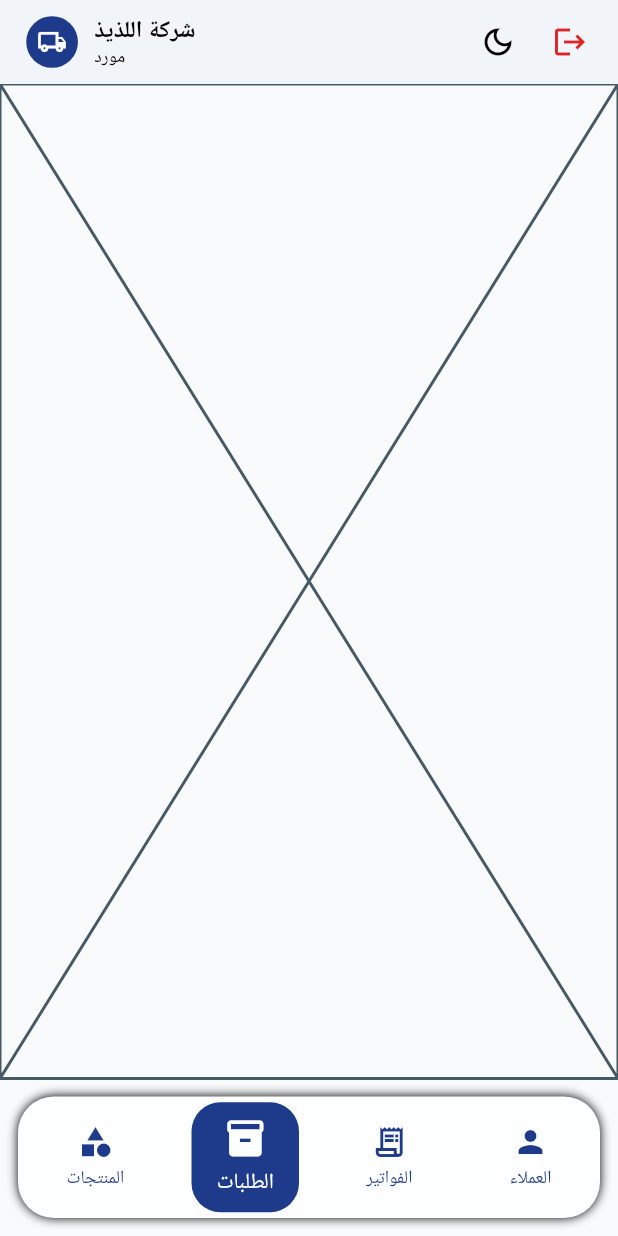
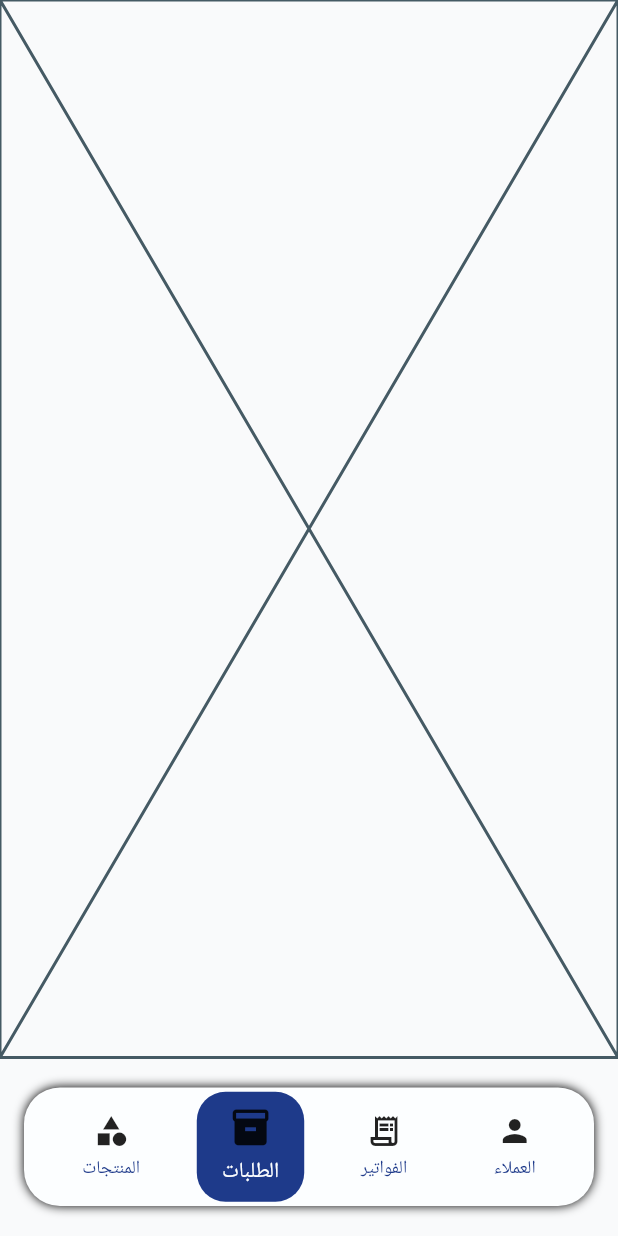
Before and after one commit to adnan-helali1/b2b, a Flutter app: the SupplierLayout screen opened by its route, item 2 of the bottom bar chosen, on a phone screen of 412 x 824 dp. Run offline on Flutter 3.47's test engine with Material 3 defaults, Android fonts, the phone set to English and light mode, and no system bars; our stand-ins replace equatable, flutter_bloc, flutter_screenutil, flutter_secure_storage, shared_preferences; accounts and stored records are empty; Roboto replaces fonts that are missing (cairo).

Commit message:
delete app title bar refactor b2b appbar edit names upgrade super nav bar to appnavbar

```diff
--- a/lib/core/routing/app_router.dart
+++ b/lib/core/routing/app_router.dart
@@ -1,8 +1,8 @@
 import 'package:b2b/core/routing/routes.dart';
 import 'package:b2b/modules/auth/ui/screens/create_account.dart';
 import 'package:b2b/modules/auth/ui/screens/login_Screen.dart';
-import 'package:b2b/modules/super/features/home/ui/screens/main_layout.dart';
-import 'package:b2b/core/widgets/snakBar/snak_cubit.dart';
+import 'package:b2b/modules/super/features/main_layout.dart';
+import 'package:b2b/core/widgets/snakBar/app_buttom_nav_cubit.dart';
 import 'package:b2b/modules/super/features/orders/ui/screens/super_order_screen.dart';
 import 'package:b2b/modules/supplier/features/home/ui/widgets/supplier_bottom_bar/supplier_bar_cubit.dart';
 import 'package:b2b/modules/supplier/features/supplier_layout.dart';
@@ -24,7 +24,7 @@ class AppRouter {
       case Routes.supplierHomeScreen:
         return MaterialPageRoute(
           builder: (_) => BlocProvider(
-            create: (_) => SupplierBarCubit(),
+            create: (_) => BottomNavCubit(),
             child: const SupplierLayout(),
           ),
         );
--- a/lib/core/widgets/b2b_app_bar.dart
+++ b/lib/core/widgets/b2b_app_bar.dart
@@ -5,8 +5,7 @@ import 'package:flutter/material.dart';
 import 'package:flutter_bloc/flutter_bloc.dart';
 import 'package:flutter_screenutil/flutter_screenutil.dart';
 
-class B2bAppBar extends StatelessWidget
-    implements PreferredSizeWidget {
+class B2bAppBar extends StatelessWidget implements PreferredSizeWidget {
   final String title;
   final String subtitle;
   final IconData icon;
@@ -19,8 +18,7 @@ class B2bAppBar extends StatelessWidget
   });
 
   @override
-  Size get preferredSize =>
-      const Size.fromHeight(kToolbarHeight);
+  Size get preferredSize => const Size.fromHeight(kToolbarHeight);
 
   @override
   Widget build(BuildContext context) {
@@ -41,11 +39,7 @@ class B2bAppBar extends StatelessWidget
               color: cs.primary,
               shape: BoxShape.circle,
             ),
-            child: Icon(
-              icon,
-              color: cs.onPrimary,
-              size: 20,
-            ),
+            child: Icon(icon, color: cs.onPrimary, size: 20),
           ),
           horizontalSpace(10),
           Column(
@@ -53,15 +47,11 @@ class B2bAppBar extends StatelessWidget
             children: [
               Text(
                 title,
-                style: TextStyles.font18Bold.copyWith(
-                  color: cs.onSurface,
-                ),
+                style: TextStyles.font18Bold.copyWith(color: cs.onSurface),
               ),
               Text(
                 subtitle,
-                style: TextStyles.font14.copyWith(
-                  color: cs.onSurfaceVariant,
-                ),
+                style: TextStyles.font14.copyWith(color: cs.onSurfaceVariant),
               ),
             ],
           ),
@@ -84,7 +74,7 @@ class B2bAppBar extends StatelessWidget
           icon: Icon(Icons.logout, color: cs.error),
           onPressed: () {},
         ),
-        const SizedBox(width: 8),
+        horizontalSpace(8.w),
       ],
     );
   }
--- a/lib/core/widgets/snakBar/super_snak_bar.dart
+++ b/lib/core/widgets/snakBar/app_bottom_nav_bar.dart
@@ -1,21 +1,36 @@
-import 'package:b2b/core/widgets/snakBar/snak_cubit.dart';
+import 'package:b2b/core/widgets/snakBar/app_buttom_nav_cubit.dart';
 import 'package:flutter/material.dart';
 import 'package:flutter_bloc/flutter_bloc.dart';
 
-class CustomBottomNavBar extends StatelessWidget {
-  const CustomBottomNavBar({super.key});
+class AppBottomNavBar extends StatelessWidget {
+  final String label1;
+  final String label2;
+  final String label3;
+  final String label4;
+  final Icon icon1;
+  final Icon icon2;
+  final Icon icon3;
+  final Icon icon4;
+  late final List<Icon> icons = [icon1, icon2, icon3, icon4];
+
+  AppBottomNavBar({
+    super.key,
+    required this.label1,
+    required this.label2,
+    required this.label3,
+    required this.label4,
+    required this.icon1,
+    required this.icon2,
+    required this.icon3,
+    required this.icon4,
+  });
 
   @override
   Widget build(BuildContext context) {
     final cs = Theme.of(context).colorScheme;
-    final items = [
-      Icons.home_rounded,
-      Icons.receipt_long,
-      Icons.inventory_2,
-      Icons.person,
-    ];
+    final items = icons;
 
-    final labels = ['الرئيسية', 'الطلبات', 'المخزون', 'الحساب'];
+    final labels = [label1, label2, label3, label4];
 
     return BlocBuilder<BottomNavCubit, BottomNavState>(
       builder: (context, state) {
@@ -58,10 +73,7 @@ class CustomBottomNavBar extends StatelessWidget {
                             Stack(
                               clipBehavior: Clip.none,
                               children: [
-                                Icon(
-                                  items[index],
-                                  color: isSelected ? cs.surface : cs.primary,
-                                ),
+                                icons[index],
 
                                 /// 🔴 Badge
                                 if (index == 1 && state.ordersCount > 0)
--- a/lib/modules/super/features/home/ui/widgets/stats_row.dart
+++ b/lib/modules/super/features/home/ui/widgets/stats_row.dart
@@ -30,7 +30,7 @@ class StatsRow extends StatelessWidget {
           child: StatCard(
             icon: Icons.assignment_turned_in_outlined,
             iconColor: cs.secondary,
-            bgColor: cs.secondary.withOpacity(0.10), // ✅ FIXED
+            bgColor: cs.secondary.withOpacity(0.10),
             number: "701",
             label: "المنتجات",
           ),
--- a/lib/modules/super/features/home/ui/screens/main_layout.dart
+++ b/lib/modules/super/features/main_layout.dart
@@ -1,6 +1,6 @@
 import 'package:b2b/modules/super/features/home/ui/screens/super_home_screen.dart';
-import 'package:b2b/core/widgets/snakBar/snak_cubit.dart';
-import 'package:b2b/core/widgets/snakBar/super_snak_bar.dart';
+import 'package:b2b/core/widgets/snakBar/app_buttom_nav_cubit.dart';
+import 'package:b2b/core/widgets/snakBar/app_bottom_nav_bar.dart';
 import 'package:b2b/modules/super/features/orders/ui/screens/super_order_screen.dart';
 import 'package:flutter/material.dart';
 import 'package:flutter_bloc/flutter_bloc.dart';
@@ -24,7 +24,16 @@ class MainLayout extends StatelessWidget {
             duration: const Duration(milliseconds: 300),
             child: screens[state.currentIndex],
           ),
-          bottomNavigationBar: const CustomBottomNavBar(),
+          bottomNavigationBar: AppBottomNavBar(
+            label1: 'الرئيسية',
+            label2: 'الطلبات',
+            label3: 'المخزون',
+            label4: 'الحساب',
+            icon1: Icon(Icons.home_rounded),
+            icon2: Icon(Icons.receipt_long),
+            icon3: Icon(Icons.inventory_2),
+            icon4: Icon(Icons.person),
+          ),
         );
       },
     );
--- a/lib/modules/supplier/features/home/ui/widgets/supplier_bottom_bar/supplier_bar_cubit.dart
+++ b/lib/modules/supplier/features/home/ui/widgets/supplier_bottom_bar/supplier_bar_cubit.dart
@@ -1,34 +1,34 @@
-import 'package:flutter_bloc/flutter_bloc.dart';
+// import 'package:flutter_bloc/flutter_bloc.dart';
 
-class SupplierBarCubit extends Cubit<SupplierBarState> {
-  SupplierBarCubit()
-    : super(SupplierBarState(currentIndex: 0));
+// class SupplierBarCubit extends Cubit<SupplierBarState> {
+//   SupplierBarCubit()
+//     : super(SupplierBarState(currentIndex: 0));
 
-  void changeTab(int index) {
-    emit(state.copyWith(currentIndex: index));
-  }
+//   void changeTab(int index) {
+//     emit(state.copyWith(currentIndex: index));
+//   }
 
-  void updateOrdersCount(int count) {
-    emit(state.copyWith(ordersCount: count));
-  }
-}
+//   void updateOrdersCount(int count) {
+//     emit(state.copyWith(ordersCount: count));
+//   }
+// }
 
-class SupplierBarState {
-  final int currentIndex;
-  final int ordersCount;
+// class SupplierBarState {
+//   final int currentIndex;
+//   final int ordersCount;
 
-  SupplierBarState({
-    required this.currentIndex,
-    this.ordersCount = 0,
-  });
+//   SupplierBarState({
+//     required this.currentIndex,
+//     this.ordersCount = 0,
+//   });
 
-  SupplierBarState copyWith({
-    int? currentIndex,
-    int? ordersCount,
-  }) {
-    return SupplierBarState(
-      currentIndex: currentIndex ?? this.currentIndex,
-      ordersCount: ordersCount ?? this.ordersCount,
-    );
-  }
-}
+//   SupplierBarState copyWith({
+//     int? currentIndex,
+//     int? ordersCount,
+//   }) {
+//     return SupplierBarState(
+//       currentIndex: currentIndex ?? this.currentIndex,
+//       ordersCount: ordersCount ?? this.ordersCount,
+//     );
+//   }
+// }
--- a/lib/modules/supplier/features/home/ui/widgets/supplier_bottom_bar/supplier_bottom_bar.dart
+++ b/lib/modules/supplier/features/home/ui/widgets/supplier_bottom_bar/supplier_bottom_bar.dart
@@ -1,145 +1,145 @@
-import 'package:b2b/modules/supplier/features/home/ui/widgets/supplier_bottom_bar/supplier_bar_cubit.dart';
-import 'package:flutter/material.dart';
-import 'package:flutter_bloc/flutter_bloc.dart';
+// import 'package:b2b/modules/supplier/features/home/ui/widgets/supplier_bottom_bar/supplier_bar_cubit.dart';
+// import 'package:flutter/material.dart';
+// import 'package:flutter_bloc/flutter_bloc.dart';
 
-class SupplierBottomBar extends StatelessWidget {
-  const SupplierBottomBar({super.key});
+// class SupplierBottomBar extends StatelessWidget {
+//   const SupplierBottomBar({super.key});
 
-  @override
-  Widget build(BuildContext context) {
-    final cs = Theme.of(context).colorScheme;
+//   @override
+//   Widget build(BuildContext context) {
+//     final cs = Theme.of(context).colorScheme;
 
-    final items = [
-      Icons.category,
-      Icons.inventory_2,
-      Icons.receipt_long_outlined,
-      Icons.person,
-    ];
+//     final items = [
+//       Icons.category,
+//       Icons.inventory_2,
+//       Icons.receipt_long_outlined,
+//       Icons.person,
+//     ];
 
-    final labels = [
-      'المنتجات',
-      'الطلبات',
-      'الفواتير',
-      'العملاء',
-    ];
+//     final labels = [
+//       'المنتجات',
+//       'الطلبات',
+//       'الفواتير',
+//       'العملاء',
+//     ];
 
-    return BlocBuilder<SupplierBarCubit, SupplierBarState>(
-      builder: (context, state) {
-        return Container(
-          margin: const EdgeInsets.all(12),
-          padding: const EdgeInsets.symmetric(vertical: 10),
-          decoration: BoxDecoration(
-            color: cs.surface,
-            borderRadius: BorderRadius.circular(24),
-            boxShadow: [
-              BoxShadow(color: cs.shadow, blurRadius: 5),
-            ],
-          ),
-          child: Row(
-            mainAxisAlignment:
-                MainAxisAlignment.spaceAround,
-            children: List.generate(items.length, (index) {
-              final isSelected =
-                  index == state.currentIndex;
+//     return BlocBuilder<SupplierBarCubit, SupplierBarState>(
+//       builder: (context, state) {
+//         return Container(
+//           margin: const EdgeInsets.all(12),
+//           padding: const EdgeInsets.symmetric(vertical: 10),
+//           decoration: BoxDecoration(
+//             color: cs.surface,
+//             borderRadius: BorderRadius.circular(24),
+//             boxShadow: [
+//               BoxShadow(color: cs.shadow, blurRadius: 5),
+//             ],
+//           ),
+//           child: Row(
+//             mainAxisAlignment:
+//                 MainAxisAlignment.spaceAround,
+//             children: List.generate(items.length, (index) {
+//               final isSelected =
+//                   index == state.currentIndex;
 
-              return GestureDetector(
-                onTap: () {
-                  context
-                      .read<SupplierBarCubit>()
-                      .changeTab(index);
-                },
-                child: TweenAnimationBuilder(
-                  duration: const Duration(
-                    milliseconds: 300,
-                  ),
-                  tween: Tween<double>(
-                    begin: 1,
-                    end: isSelected ? 1.2 : 1,
-                  ),
-                  builder: (context, scale, child) {
-                    return Transform.scale(
-                      scale: scale,
-                      child: AnimatedContainer(
-                        duration: const Duration(
-                          milliseconds: 250,
-                        ),
-                        padding: const EdgeInsets.symmetric(
-                          horizontal: 14,
-                          vertical: 8,
-                        ),
-                        decoration: BoxDecoration(
-                          color: isSelected
-                              ? cs.primary
-                              : cs.surface,
-                          borderRadius:
-                              BorderRadius.circular(16),
-                        ),
-                        child: Column(
-                          mainAxisSize: MainAxisSize.min,
-                          children: [
-                            Stack(
-                              clipBehavior: Clip.none,
-                              children: [
-                                Icon(
-                                  items[index],
-                                  color: isSelected
-                                      ? cs.surface
-                                      : cs.primary,
-                                ),
+//               return GestureDetector(
+//                 onTap: () {
+//                   context
+//                       .read<SupplierBarCubit>()
+//                       .changeTab(index);
+//                 },
+//                 child: TweenAnimationBuilder(
+//                   duration: const Duration(
+//                     milliseconds: 300,
+//                   ),
+//                   tween: Tween<double>(
+//                     begin: 1,
+//                     end: isSelected ? 1.2 : 1,
+//                   ),
+//                   builder: (context, scale, child) {
+//                     return Transform.scale(
+//                       scale: scale,
+//                       child: AnimatedContainer(
+//                         duration: const Duration(
+//                           milliseconds: 250,
+//                         ),
+//                         padding: const EdgeInsets.symmetric(
+//                           horizontal: 14,
+//                           vertical: 8,
+//                         ),
+//                         decoration: BoxDecoration(
+//                           color: isSelected
+//                               ? cs.primary
+//                               : cs.surface,
+//                           borderRadius:
+//                               BorderRadius.circular(16),
+//                         ),
+//                         child: Column(
+//                           mainAxisSize: MainAxisSize.min,
+//                           children: [
+//                             Stack(
+//                               clipBehavior: Clip.none,
+//                               children: [
+//                                 Icon(
+//                                   items[index],
+//                                   color: isSelected
+//                                       ? cs.surface
+//                                       : cs.primary,
+//                                 ),
 
-                                /// 🔴 Badge
-                                if (index == 1 &&
-                                    state.ordersCount > 0)
-                                  Positioned(
-                                    right: -6,
-                                    top: -6,
-                                    child: Container(
-                                      padding:
-                                          const EdgeInsets.all(
-                                            4,
-                                          ),
-                                      decoration:
-                                          const BoxDecoration(
-                                            color:
-                                                Colors.red,
-                                            shape: BoxShape
-                                                .circle,
-                                          ),
-                                      child: Text(
-                                        state.ordersCount
-                                            .toString(),
-                                        style:
-                                            const TextStyle(
-                                              color: Colors
-                                                  .white,
-                                              fontSize: 10,
-                                            ),
-                                      ),
-                                    ),
-                                  ),
-                              ],
-                            ),
-                            const SizedBox(height: 4),
-                            Text(
-                              labels[index],
-                              style: TextStyle(
-                                fontSize: 12,
-                                color: isSelected
-                                    ? cs.surface
-                                    : cs.primary,
-                              ),
-                            ),
-                          ],
-                        ),
-                      ),
-                    );
-                  },
-                ),
-              );
-            }),
-          ),
-        );
-      },
-    );
-  }
-}
+//                                 /// 🔴 Badge
+//                                 if (index == 1 &&
+//                                     state.ordersCount > 0)
+//                                   Positioned(
+//                                     right: -6,
+//                                     top: -6,
+//                                     child: Container(
+//                                       padding:
+//                                           const EdgeInsets.all(
+//                                             4,
+//                                           ),
+//                                       decoration:
+//                                           const BoxDecoration(
+//                                             color:
+//                                                 Colors.red,
+//                                             shape: BoxShape
+//                                                 .circle,
+//                                           ),
+//                                       child: Text(
+//                                         state.ordersCount
+//                                             .toString(),
+//                                         style:
+//                                             const TextStyle(
+//                                               color: Colors
+//                                                   .white,
+//                                               fontSize: 10,
+//                                             ),
+//                                       ),
+//                                     ),
+//                                   ),
+//                               ],
+//                             ),
+//                             const SizedBox(height: 4),
+//                             Text(
+//                               labels[index],
+//                               style: TextStyle(
+//                                 fontSize: 12,
+//                                 color: isSelected
+//                                     ? cs.surface
+//                                     : cs.primary,
+//                               ),
+//                             ),
+//                           ],
+//                         ),
+//                       ),
+//                     );
+//                   },
+//                 ),
+//               );
+//             }),
+//           ),
+//         );
+//       },
+//     );
+//   }
+// }
--- a/lib/modules/supplier/features/supplier_layout.dart
+++ b/lib/modules/supplier/features/supplier_layout.dart
@@ -1,4 +1,6 @@
 import 'package:b2b/core/widgets/b2b_app_bar.dart';
+import 'package:b2b/core/widgets/snakBar/app_bottom_nav_bar.dart';
+import 'package:b2b/core/widgets/snakBar/app_buttom_nav_cubit.dart';
 import 'package:b2b/modules/supplier/features/home/ui/screens/supplier_home_screen.dart';
 import 'package:b2b/modules/supplier/features/home/ui/widgets/supplier_bottom_bar/supplier_bar_cubit.dart';
 import 'package:b2b/modules/supplier/features/home/ui/widgets/supplier_bottom_bar/supplier_bottom_bar.dart';
@@ -18,28 +20,25 @@ class SupplierLayout extends StatelessWidget {
       const Placeholder(),
     ];
 
-    return BlocProvider(
-      create: (_) => SupplierBarCubit(),
-      child:
-          BlocBuilder<SupplierBarCubit, SupplierBarState>(
+    return BlocBuilder<BottomNavCubit, BottomNavState>(
       builder: (context, state) {
         return Scaffold(
-                appBar: B2bAppBar(
-                  icon: Icons.local_shipping_outlined,
-                  title: 'شركة اللذيذ',
-                  subtitle: 'مورد',
-                ),
           body: AnimatedSwitcher(
-                  duration: const Duration(
-                    milliseconds: 250,
-                  ),
+            duration: const Duration(milliseconds: 300),
             child: screens[state.currentIndex],
           ),
-                bottomNavigationBar:
-                    const SupplierBottomBar(),
+          bottomNavigationBar: AppBottomNavBar(
+            label1: 'المنتجات',
+            label2: 'الطلبات',
+            label3: 'الفواتير',
+            label4: 'العملاء',
+            icon1: Icon(Icons.category),
+            icon2: Icon(Icons.inventory_2),
+            icon3: Icon(Icons.receipt_long_outlined),
+            icon4: Icon(Icons.person),
+          ),
         );
       },
-          ),
     );
   }
 }
```
Also changed, not shown: lib/core/widgets/app_title_appbar.dart (deleted, +0 -53 lines), lib/core/widgets/snakBar/app_buttom_nav_cubit.dart (renamed from lib/core/widgets/snakBar/snak_cubit.dart), pubspec.lock, 1 other file. Lines whose indentation alone changed are shown as unchanged.
